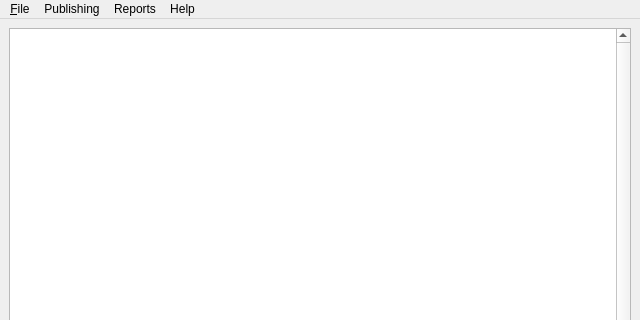
First picture: the form in src/agsspgui/mainwindow/mainwindow.ui, repository cityofaustin/ags-service-publisher-gui, before the edit; both pictures show x 0 to 640 and y 0 to 320 of the 640 by 480 pixel window.
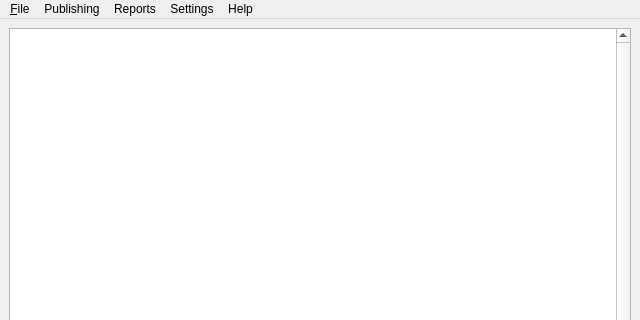
Second picture: the form after the edit.

Commit message: Remember window sizes and add a menu option to revert to default sizes

What changed in the file:
```diff
--- a/src/agsspgui/mainwindow/mainwindow.ui
+++ b/src/agsspgui/mainwindow/mainwindow.ui
@@ -70,7 +70,7 @@
      <x>0</x>
      <y>0</y>
      <width>640</width>
-     <height>18</height>
+     <height>22</height>
     </rect>
    </property>
    <widget class="QMenu" name="menuFile">
@@ -104,9 +104,16 @@
     <addaction name="actionPublish_Services"/>
     <addaction name="actionAPRX_Converter"/>
    </widget>
+   <widget class="QMenu" name="menuSettings">
+    <property name="title">
+     <string>Settings</string>
+    </property>
+    <addaction name="actionResetSettingsToDefault"/>
+   </widget>
    <addaction name="menuFile"/>
    <addaction name="menuPublishing"/>
    <addaction name="menuReports"/>
+   <addaction name="menuSettings"/>
    <addaction name="menuHelp"/>
   </widget>
   <widget class="QStatusBar" name="statusbar"/>
```
Left out of the diff: 7 changed lines with no effect on the pictures. The commit also changes 7 other files.
